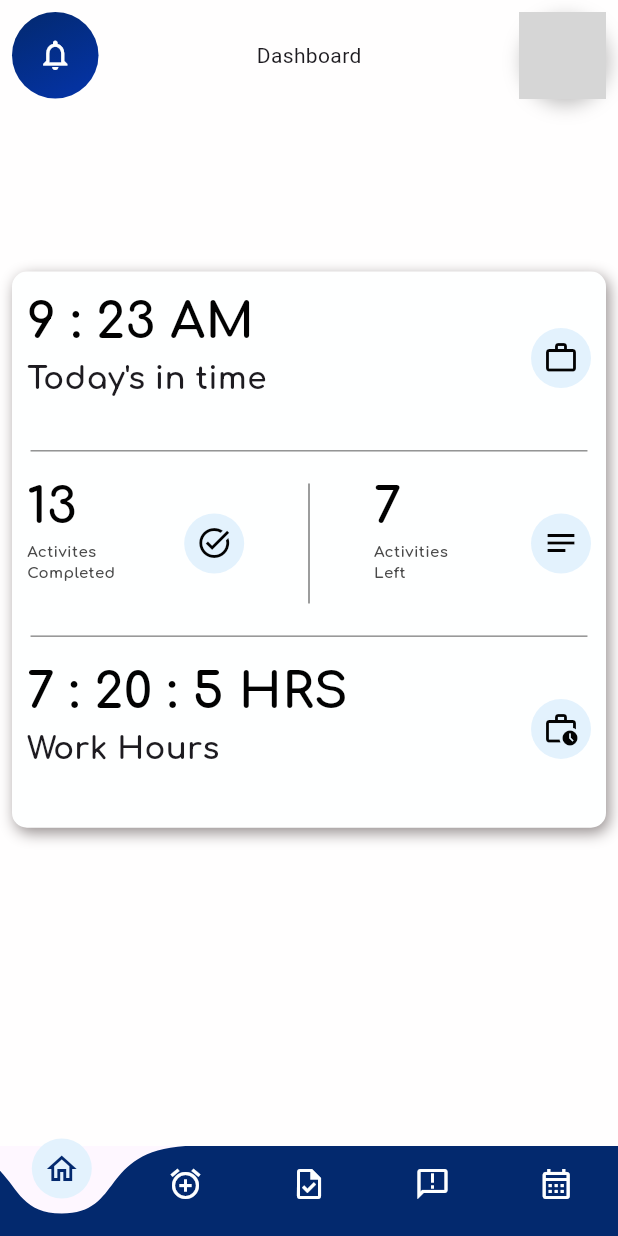
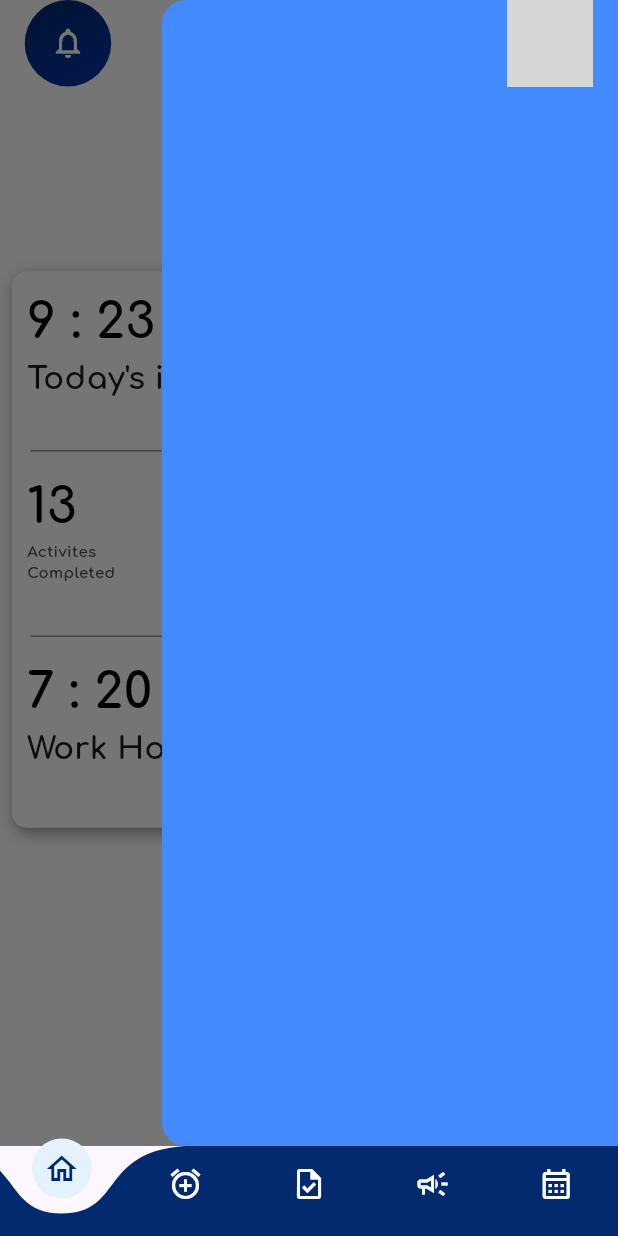
Before and after one commit to KwesiEren/timesheet_project, a Flutter app: the HomePage screen opened directly, with the side drawer open (before the commit the screen has no drawer), on a phone screen of 412 x 824 dp. Run offline on Flutter 3.47's test engine with Material 3 defaults, Android fonts, the phone set to English and light mode, and no system bars; our stand-ins replace get; grey boxes are pictures that could not be loaded.

Commit message:
Created custom Appbar

```diff
--- a/lib/presentation/pages/dashboard_page.dart
+++ b/lib/presentation/pages/dashboard_page.dart
@@ -3,6 +3,7 @@ import 'package:timesheet_project/presentation/pages/activities_page.dart';
 import 'package:timesheet_project/presentation/pages/announcement_page.dart';
 import 'package:timesheet_project/presentation/pages/calendar_page.dart';
 import 'package:timesheet_project/presentation/pages/checkin_page.dart';
+import 'package:timesheet_project/presentation/sketchs/appbar1.dart';
 import '../../shared/components/curvednavbar/navbar.dart';
 
 import '../../shared/img_constant.dart';
@@ -27,6 +28,14 @@ class _DashboardPageState extends State<DashboardPage> {
   Widget build(BuildContext context) {
     var screen = MediaQuery.of(context).size;
     return Scaffold(
+      appBar: const CustomAppBar1(
+        navigationDestination: AnnouncementPage(),
+        title: 'Dashboard',
+      ),
+      //
+      endDrawer: Drawer(
+        backgroundColor: Colors.blueAccent,
+      ),
       backgroundColor: ThemeCtrl.colors.colorbg,
       body: SafeArea(
         child: SingleChildScrollView(
@@ -34,25 +43,25 @@ class _DashboardPageState extends State<DashboardPage> {
             padding: const EdgeInsets.all(8),
             child: Column(
               children: [
-                Row(
-                  mainAxisAlignment: MainAxisAlignment.spaceBetween,
-                  children: [
-                    CircleButton1(
-                      onPressed: () {},
-                      size: screen.width * 0.14, // 14% of screen width
-                      icon: Icons.notifications_outlined,
-                      icnColor: ThemeCtrl.colors.colorw,
-                      btnColor1: ThemeCtrl.colors.coloricn,
-                      btnColor2: ThemeCtrl.colors.colorbtn1,
-                    ),
-                    const Text('Dashboard'),
-                    CircleCard1(
-                      onPressed: () {},
-                      imgPath: ImgAssets.splashBg,
-                      size: screen.width * 0.14, // 14% of screen width
-                    )
-                  ],
-                ),
+                // Row(
+                //   mainAxisAlignment: MainAxisAlignment.spaceBetween,
+                //   children: [
+                //     CircleButton1(
+                //       onPressed: () {},
+                //       size: screen.width * 0.14, // 14% of screen width
+                //       icon: Icons.notifications_outlined,
+                //       icnColor: ThemeCtrl.colors.colorw,
+                //       btnColor1: ThemeCtrl.colors.coloricn,
+                //       btnColor2: ThemeCtrl.colors.colorbtn1,
+                //     ),
+                //     const Text('Dashboard'),
+                //     CircleCard1(
+                //       onPressed: () {},
+                //       imgPath: ImgAssets.splashBg,
+                //       size: screen.width * 0.14, // 14% of screen width
+                //     )
+                //   ],
+                // ),
                 SizedBox(height: screen.height * 0.14), // 14% of screen height
 
                 Center(
--- a/lib/presentation/pages/home_page.dart
+++ b/lib/presentation/pages/home_page.dart
@@ -31,7 +31,7 @@ class _HomePageState extends State<HomePage> {
     Icons.home_outlined,
     Icons.alarm_add_outlined,
     Icons.task_outlined,
-    Icons.announcement_outlined,
+    Icons.campaign_outlined,
     Icons.calendar_month_outlined,
   ];
 
--- a/lib/presentation/pages/login_page.dart
+++ b/lib/presentation/pages/login_page.dart
@@ -1,7 +1,7 @@
 import 'package:flutter/material.dart';
 import 'package:get/get.dart';
-import 'package:timesheet_project/presentation/pages/home_page.dart';
-import 'package:timesheet_project/presentation/pages/resetpassword_page.dart';
+import '../../presentation/pages/home_page.dart';
+import '../../presentation/pages/resetpassword_page.dart';
 import '../../shared/img_constant.dart';
 import '../../shared/components/curve_design.dart';
 import '../../shared/theme_control.dart';
--- /dev/null
+++ b/lib/presentation/sketchs/appbar1.dart
@@ -0,0 +1,62 @@
+import 'package:flutter/material.dart';
+import 'package:timesheet_project/presentation/pages/activities_page.dart';
+import 'package:timesheet_project/presentation/sketchs/drawer_button.dart';
+import 'package:timesheet_project/presentation/sketchs/leading_button.dart';
+
+import '../../shared/img_constant.dart';
+import '../../shared/theme_control.dart';
+
+class CustomAppBar1 extends StatelessWidget implements PreferredSizeWidget {
+  final String title;
+  final double height;
+  final Widget navigationDestination;
+
+  const CustomAppBar1({
+    Key? key,
+    required this.title,
+    this.height = 80.0,
+    required this.navigationDestination,
+  }) : super(key: key);
+
+  @override
+  Widget build(BuildContext context) {
+    final screen = MediaQuery.of(context).size;
+
+    return PreferredSize(
+      preferredSize: Size.fromHeight(height),
+      child: Container(
+        color: ThemeCtrl.colors.colorbg,
+        padding: EdgeInsets.symmetric(horizontal: screen.width * 0.04),
+        child: SafeArea(
+          child: Row(
+            mainAxisAlignment: MainAxisAlignment.spaceBetween,
+            children: [
+              LeadingButton(
+                size: screen.width * 0.14, // 14% of screen width
+                icons: Icons.notifications_outlined,
+                icnColor: ThemeCtrl.colors.colorw,
+                btnColor1: ThemeCtrl.colors.coloricn,
+                btnColor2: ThemeCtrl.colors.colorbtn1,
+                destination: navigationDestination,
+              ),
+              Text(
+                title,
+                style: const TextStyle(
+                  fontSize: 18,
+                  fontWeight: FontWeight.bold,
+                ),
+              ),
+              TrailingButton(
+                imagePath: ImgAssets.splashBg,
+                size: screen.width * 0.14,
+              ),
+            ],
+          ),
+        ),
+      ),
+    );
+  }
+
+  @override
+  Size get preferredSize => Size.fromHeight(height);
+}
--- /dev/null
+++ b/lib/presentation/sketchs/drawer_button.dart
@@ -0,0 +1,44 @@
+import 'package:flutter/material.dart';
+
+class TrailingButton extends StatelessWidget {
+  final double size;
+
+  final String imagePath;
+
+  const TrailingButton({
+    Key? key,
+    required this.size,
+    required this.imagePath,
+  }) : super(key: key);
+
+  @override
+  Widget build(BuildContext context) {
+    var screen = MediaQuery.of(context).size;
+    return GestureDetector(
+      onTap: () {
+        Scaffold.of(context).openEndDrawer(); // Activates the drawer
+      },
+      child: Container(
+        width:
+            size ?? screen.width * 0.1, //40, // Adjust the size of the circle
+        height: size ?? screen.height * 0.041, //40,
+        decoration: BoxDecoration(
+          image: DecorationImage(
+            image: AssetImage(
+              imagePath, // Replace with your image URL
+            ),
+            fit: BoxFit.cover, // Ensures the image fits the circle
+          ),
+          shape: BoxShape.circle,
+          boxShadow: [
+            BoxShadow(
+              color: Colors.black26,
+              blurRadius: 10,
+              offset: Offset(2, 4), // Shadow position
+            ),
+          ],
+        ),
+      ),
+    );
+  }
+}
--- /dev/null
+++ b/lib/presentation/sketchs/leading_button.dart
@@ -0,0 +1,51 @@
+import 'package:flutter/material.dart';
+
+class LeadingButton extends StatelessWidget {
+  final double size;
+  final IconData icons;
+  final Color icnColor;
+  final Color btnColor1;
+  final Color btnColor2;
+  final Widget destination;
+
+  const LeadingButton({
+    Key? key,
+    required this.size,
+    required this.icons,
+    required this.icnColor,
+    required this.btnColor1,
+    required this.btnColor2,
+    required this.destination,
+  }) : super(key: key);
+
+  @override
+  Widget build(BuildContext context) {
+    var screen = MediaQuery.of(context).size;
+    return GestureDetector(
+      onTap: () {
+        Navigator.of(context).push(
+          MaterialPageRoute(
+              builder: (context) => destination), // Navigate to a new screen
+        );
+      },
+      child: Container(
+        width:
+            size ?? screen.width * 0.1, //40, // Adjust the size of the circle
+        height: size ?? screen.height * 0.041, //40,
+        decoration: BoxDecoration(
+          gradient: LinearGradient(
+            colors: [btnColor1, btnColor2],
+            begin: Alignment.topLeft,
+            end: Alignment.bottomCenter,
+          ),
+          shape: BoxShape.circle,
+        ),
+        child: Center(
+          child: Icon(icons, color: icnColor
+              // size: 30, // Adjust the size of the icon
+              ),
+        ),
+      ),
+    );
+  }
+}
--- a/lib/shared/validation.dart
+++ b/lib/shared/validation.dart
@@ -1,13 +1,13 @@
 class ValidationClass {
   String? validateEmail(String? key) {
     if (key == null || key.isEmpty) {
-      return 'Email is required';
+      return '';
     }
     // Regular expression for basic email format validation
     String emailPattern = r'^[a-zA-Z0-9._%+-]+@[a-zA-Z0-9.-]+\.[a-zA-Z]{2,}$';
     RegExp regex = RegExp(emailPattern);
     if (!regex.hasMatch(key)) {
-      return 'Enter a valid email address';
+      return '';
     }
     return null;
   }
@@ -17,7 +17,7 @@ class ValidationClass {
     /*String input*/
   ) {
     if (key == null || key.isEmpty) {
-      return 'Password will remain unchanged if empty';
+      return '';
     }
     if (key.length < 8) {
       return 'Password must be at least 8 characters long.';
--- a/pubspec.yaml
+++ b/pubspec.yaml
@@ -36,7 +36,7 @@ dependencies:
   # Use with the CupertinoIcons class for iOS style icons.
   cupertino_icons: ^1.0.8
   get: ^4.6.6
-  curved_navigation_bar: ^1.0.6
+
 
 dev_dependencies:
   flutter_test:
```
Also changed, not shown: lib/presentation/pages/checkin_page.dart (+44 -0 lines), lib/shared/components/button_1.dart (+10 -3 lines), pubspec.lock.
